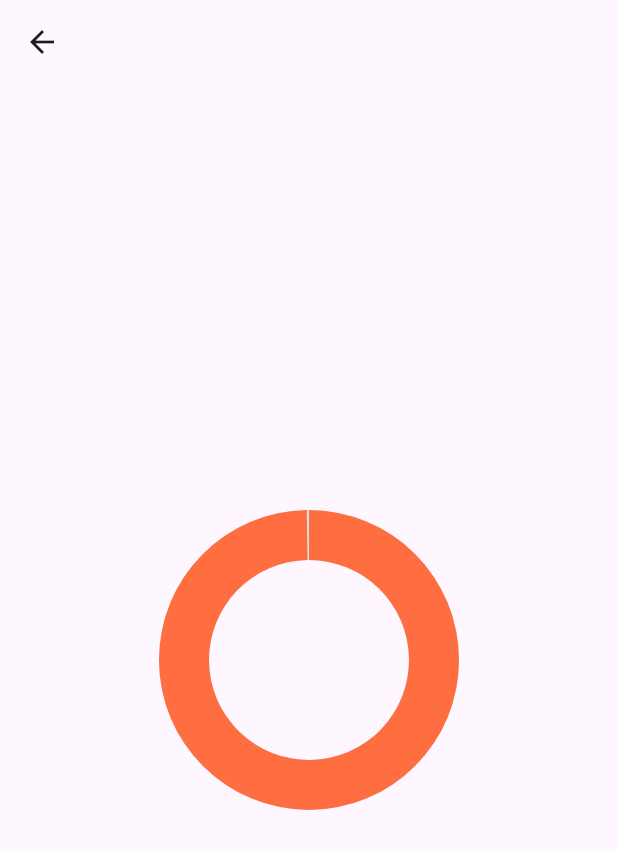
After one commit to CFerrerCava/simpleanimations, a Flutter app: the LoadingSpinerScreen screen opened by its route, on a phone screen of 412 x 824 dp. The commit adds this screen. Shown: the top 849 px of the screen. Run offline on Flutter 3.47's test engine with Material 3 defaults, Android fonts, the light colour scheme and no system bars; our stand-ins replace lottie.

Commit message:
add loading spinner animation

```diff
--- /dev/null
+++ b/lib/ui/animations/loading_spiner_screen.dart
@@ -0,0 +1,119 @@
+import 'dart:math';
+
+import 'package:flutter/material.dart';
+
+class LoadingSpinerScreen extends StatefulWidget {
+  const LoadingSpinerScreen({super.key});
+
+  @override
+  State<LoadingSpinerScreen> createState() => _LoadingSpinerScreenState();
+}
+
+class _LoadingSpinerScreenState extends State<LoadingSpinerScreen>
+    with TickerProviderStateMixin {
+  late AnimationController controller;
+  late Animation<double> animation;
+  @override
+  void initState() {
+    super.initState();
+    controller = AnimationController(
+      vsync: this,
+      duration: const Duration(seconds: 2),
+      reverseDuration: const Duration(seconds: 2),
+    );
+    animation = Tween<double>(begin: 0, end: 1).animate(
+        CurvedAnimation(parent: controller, curve: Curves.linearToEaseOut));
+
+    controller
+      ..addListener(_onAnimationListener)
+      ..repeat(reverse: true);
+  }
+
+  @override
+  void dispose() {
+    controller.dispose();
+    super.dispose();
+  }
+
+  @override
+  Widget build(BuildContext context) {
+    return Scaffold(
+      appBar: AppBar(),
+      body: Column(
+        children: [
+          Expanded(
+            child: Center(
+              child: SizedBox(
+                width: 200,
+                height: 200,
+                child: CustomPaint(
+                  painter: SpinnerPainting(
+                    percentage: animation.value,
+                    color: Colors.deepOrangeAccent,
+                  ),
+                ),
+              ),
+            ),
+          ),
+        ],
+      ),
+    );
+  }
+
+  void _onAnimationListener() => setState(() {});
+}
+
+class SpinnerPainting extends CustomPainter {
+  final Color? backgroundColor;
+  final Color? color;
+  final double? percentage;
+
+  SpinnerPainting({
+    this.backgroundColor,
+    this.color,
+    this.percentage,
+  });
+
+  @override
+  void paint(Canvas canvas, Size size) {
+    double startAngle = pi * 3 / 2;
+    double sweepAngle = pi * 2 * (percentage ?? 0);
+    final Paint paint = Paint()..color = color ?? Colors.blue;
+
+    final Offset center = Offset(size.width / 2, size.height / 2);
+    final double outerRadius = size.width / 2;
+    final double innerRadius = size.width / 3;
+
+    final Path ringPath = Path()
+      ..addOval(Rect.fromCircle(center: center, radius: outerRadius))
+      ..addOval(Rect.fromCircle(center: center, radius: innerRadius))
+      ..fillType = PathFillType.evenOdd;
+
+    final ovalPaint = Paint()..color = backgroundColor ?? Colors.grey.shade300;
+    canvas.drawPath(ringPath, ovalPaint);
+
+    final Path arcPath = Path()
+      ..moveTo(center.dx + outerRadius * cos(startAngle),
+          center.dy + outerRadius * sin(startAngle))
+      ..arcTo(
+        Rect.fromCircle(center: center, radius: outerRadius),
+        startAngle,
+        sweepAngle,
+        false,
+      )
+      ..lineTo(center.dx + innerRadius * cos(startAngle + sweepAngle),
+          center.dy + innerRadius * sin(startAngle + sweepAngle))
+      ..arcTo(
+        Rect.fromCircle(center: center, radius: innerRadius),
+        startAngle + sweepAngle,
+        -sweepAngle,
+        false,
+      )
+      ..close();
+
+    canvas.drawPath(arcPath, paint);
+  }
+
+  @override
+  bool shouldRepaint(covariant CustomPainter oldDelegate) => true;
+}
```
Also changed, not shown: lib/ui/screens/home_screen.dart (+6 -3 lines).
